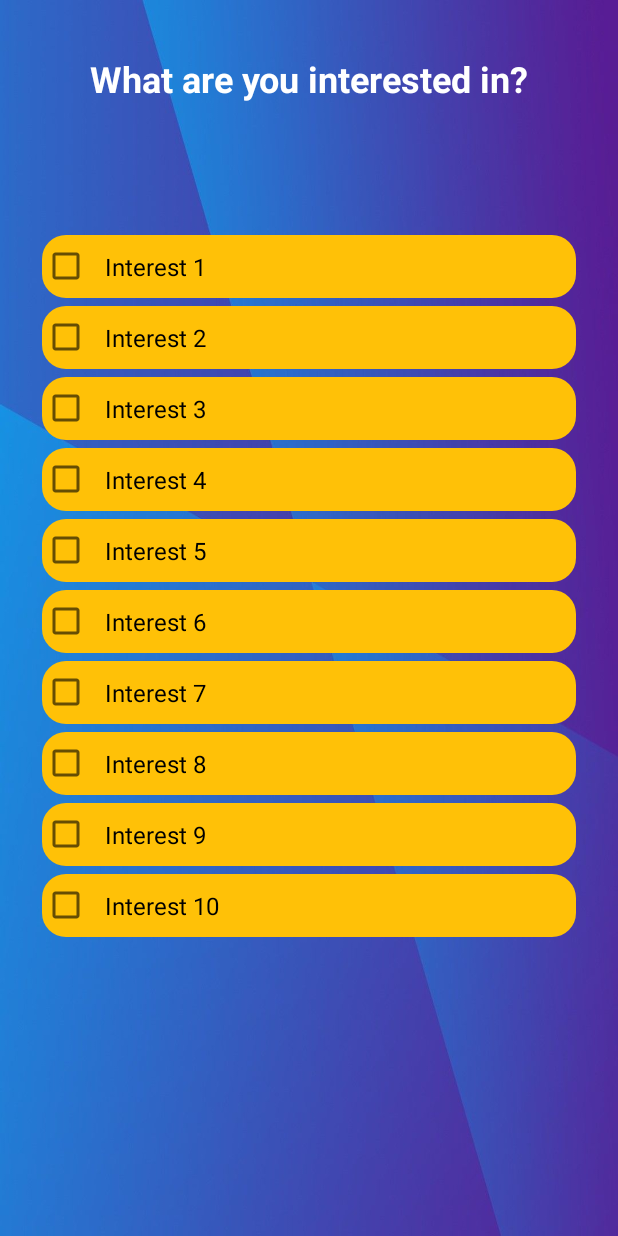
After one commit to sanchitgupta456/Upsilon, an Android app: the layout signup_information.xml on its own in the app's theme, with its tools: preview values and no code run, on a phone screen of 412 x 824 dp. The commit adds this screen. Run offline under Robolectric (Android 15) with nearby library versions, the phone set to English and light mode, and no system bars.

Commit message:
signup_information.xml

```diff
--- /dev/null
+++ b/app/src/main/res/layout/signup_information.xml
@@ -0,0 +1,153 @@
+<?xml version="1.0" encoding="utf-8"?>
+<androidx.constraintlayout.widget.ConstraintLayout xmlns:android="http://schemas.android.com/apk/res/android"
+    xmlns:app="http://schemas.android.com/apk/res-auto"
+    xmlns:tools="http://schemas.android.com/tools"
+    android:layout_width="match_parent"
+    android:layout_height="match_parent"
+    android:background="@drawable/background">
+
+    <TextView
+        android:id="@+id/textInterestPageTitle"
+        android:layout_width="match_parent"
+        android:layout_height="wrap_content"
+        android:text="What are you interested in?"
+        android:textStyle="bold"
+        android:textSize="24sp"
+        android:textColor="@color/colorWhite"
+        android:gravity="center"
+        android:layout_marginTop="36dp"
+        app:layout_constraintEnd_toEndOf="parent"
+        app:layout_constraintHorizontal_bias="0.5"
+        app:layout_constraintStart_toStartOf="parent"
+        app:layout_constraintTop_toTopOf="parent" />
+
+    <ScrollView
+        android:layout_width="match_parent"
+        android:layout_height="wrap_content"
+
+        android:layout_marginStart="12dp"
+        android:layout_marginTop="72dp"
+        android:layout_marginEnd="12dp"
+        app:layout_constraintEnd_toEndOf="parent"
+        app:layout_constraintHorizontal_bias="0.5"
+        app:layout_constraintStart_toStartOf="parent"
+        app:layout_constraintTop_toBottomOf="@id/textInterestPageTitle">
+
+        <LinearLayout
+            android:layout_width="match_parent"
+            android:layout_height="wrap_content"
+            android:orientation="vertical"
+            android:padding="@dimen/text_margin">
+
+            <CheckBox
+                android:id="@+id/interest1"
+                android:layout_width="match_parent"
+                android:layout_height="wrap_content"
+                android:textColor="@color/colorBlack"
+                android:background="@drawable/btn_rounded_rect"
+                android:padding="10dp"
+                android:textSize="@dimen/text_margin"
+                android:layout_marginBottom="5dp"
+                android:text="Interest 1" />
+
+            <CheckBox
+                android:id="@+id/interest2"
+                android:layout_width="match_parent"
+                android:layout_height="wrap_content"
+                android:textColor="@color/colorBlack"
+                android:background="@drawable/btn_rounded_rect"
+                android:padding="10dp"
+                android:textSize="@dimen/text_margin"
+                android:layout_marginBottom="5dp"
+                android:text="Interest 2" />
+
+            <CheckBox
+                android:id="@+id/interest3"
+                android:layout_width="match_parent"
+                android:layout_height="wrap_content"
+                android:textColor="@color/colorBlack"
+                android:background="@drawable/btn_rounded_rect"
+                android:padding="10dp"
+                android:textSize="@dimen/text_margin"
+                android:layout_marginBottom="5dp"
+                android:text="Interest 3" />
+
+            <CheckBox
+                android:id="@+id/interest4"
+                android:layout_width="match_parent"
+                android:layout_height="wrap_content"
+                android:textColor="@color/colorBlack"
+                android:background="@drawable/btn_rounded_rect"
+                android:padding="10dp"
+                android:textSize="@dimen/text_margin"
+                android:layout_marginBottom="5dp"
+                android:text="Interest 4" />
+
+            <CheckBox
+                android:id="@+id/interest5"
+                android:layout_width="match_parent"
+                android:layout_height="wrap_content"
+                android:textColor="@color/colorBlack"
+                android:background="@drawable/btn_rounded_rect"
+                android:padding="10dp"
+                android:textSize="@dimen/text_margin"
+                android:layout_marginBottom="5dp"
+                android:text="Interest 5" />
+
+            <CheckBox
+                android:id="@+id/interest6"
+                android:layout_width="match_parent"
+                android:layout_height="wrap_content"
+                android:textColor="@color/colorBlack"
+                android:background="@drawable/btn_rounded_rect"
+                android:padding="10dp"
+                android:textSize="@dimen/text_margin"
+                android:layout_marginBottom="5dp"
+                android:text="Interest 6" />
+
+            <CheckBox
+                android:id="@+id/interest7"
+                android:layout_width="match_parent"
+                android:layout_height="wrap_content"
+                android:textColor="@color/colorBlack"
+                android:background="@drawable/btn_rounded_rect"
+                android:padding="10dp"
+                android:textSize="@dimen/text_margin"
+                android:layout_marginBottom="5dp"
+                android:text="Interest 7" />
+
+            <CheckBox
+                android:id="@+id/interest8"
+                android:layout_width="match_parent"
+                android:layout_height="wrap_content"
+                android:textColor="@color/colorBlack"
+                android:background="@drawable/btn_rounded_rect"
+                android:padding="10dp"
+                android:textSize="@dimen/text_margin"
+                android:layout_marginBottom="5dp"
+                android:text="Interest 8" />
+
+            <CheckBox
+                android:id="@+id/interest9"
+                android:layout_width="match_parent"
+                android:layout_height="wrap_content"
+                android:textColor="@color/colorBlack"
+                android:background="@drawable/btn_rounded_rect"
+                android:padding="10dp"
+                android:textSize="@dimen/text_margin"
+                android:layout_marginBottom="5dp"
+                android:text="Interest 9" />
+
+            <CheckBox
+                android:id="@+id/interest10"
+                android:layout_width="match_parent"
+                android:layout_height="wrap_content"
+                android:textColor="@color/colorBlack"
+                android:background="@drawable/btn_rounded_rect"
+                android:padding="10dp"
+                android:textSize="@dimen/text_margin"
+                android:layout_marginBottom="5dp"
+                android:text="Interest 10" />
+        </LinearLayout>
+    </ScrollView>
+</androidx.constraintlayout.widget.ConstraintLayout>
--- a/app/src/main/res/values/colors.xml
+++ b/app/src/main/res/values/colors.xml
@@ -6,4 +6,5 @@
     <color name="colorBlack">#000000</color>
     <color name="colorWhite">#ffffff</color>
     <color name="colorBlue">#03A9F4</color>
+    <color name="homepageLightBackground">#C9D2FF</color>
 </resources>
--- a/build.gradle
+++ b/build.gradle
@@ -5,7 +5,7 @@ buildscript {
         jcenter()
     }
     dependencies {
-        classpath 'com.android.tools.build:gradle:4.1.0'
+        classpath 'com.android.tools.build:gradle:4.0.2'
         classpath "io.realm:realm-gradle-plugin:10.0.0-BETA.8"
 
         // NOTE: Do not place your application dependencies here; they belong
```
